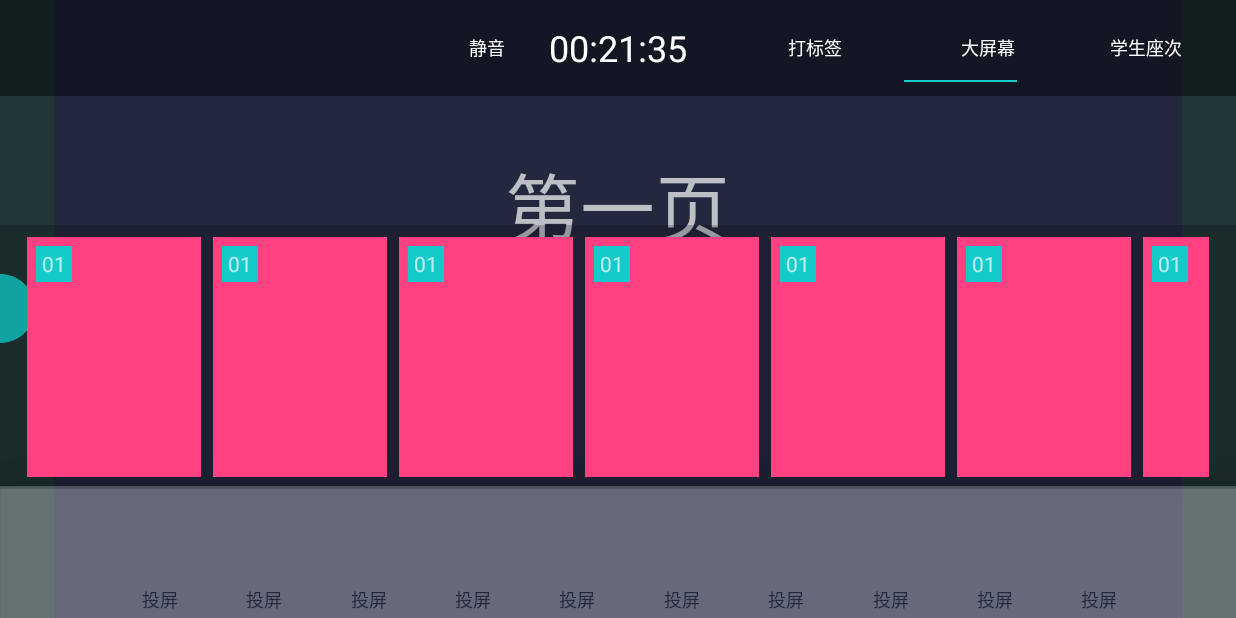
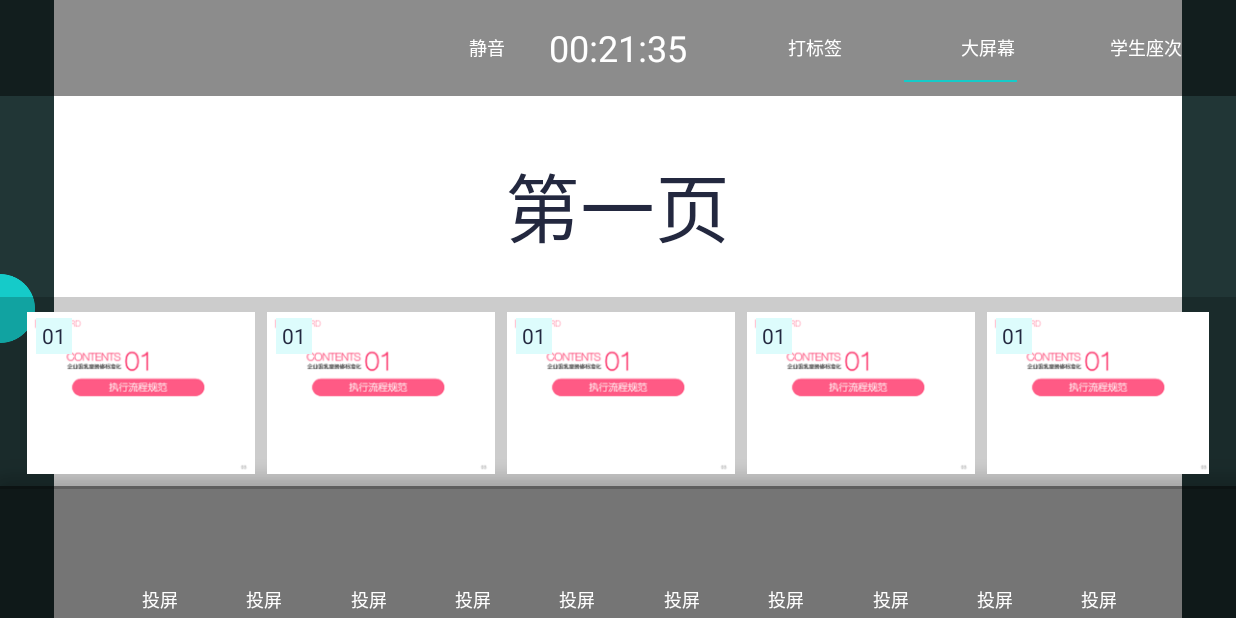
Before and after one commit to jiucongtian/ruiyitong, an Android app: the LessonActivity screen opened directly, with no data from a screen before it, on a phone screen of 824 x 412 dp (held sideways). Run offline under Robolectric (Android 15) with nearby library versions, the phone set to English and light mode, and no system bars; our stand-ins replace ButterKnife; libraries missing offline, so code that uses them is left out: com.mikepenz.iconics; 1 statement that could not run was skipped.

Commit message:
调整侧边栏和底边栏以及缩略图

```diff
--- a/app/src/main/java/com/example/howard/ruiyipai/pages/lesson/LessonActivity.java
+++ b/app/src/main/java/com/example/howard/ruiyipai/pages/lesson/LessonActivity.java
@@ -88,8 +88,8 @@ public class LessonActivity extends BaseActivity implements LessonToolsAdapter.T
         showMainFragment();
 
         //必须放在最后
-//        setThumbnailType(THUMBNAIL_TYPE.TYPE_PPT);
-        setThumbnailType(THUMBNAIL_TYPE.ITEM_WORD);
+        setThumbnailType(THUMBNAIL_TYPE.TYPE_PPT);
+//        setThumbnailType(THUMBNAIL_TYPE.ITEM_WORD);
     }
 
     private void initLessonThumbnail() {
@@ -202,13 +202,13 @@ public class LessonActivity extends BaseActivity implements LessonToolsAdapter.T
                     ViewGroup.LayoutParams lp = lessonToolsContainer.getLayoutParams();
                     lp.height = LINE_HEIGHT_DP * 2 + 16;
                     lessonToolsContainer.setLayoutParams(lp);
-                    setImageViewTtf(folderBtn, ContextCompat.getColor(this, R.color.font_dark), "fon_81a");
+                    setImageViewTtf(folderBtn, ContextCompat.getColor(this, R.color.font_white), "fon_81a");
                 } else {
                     isFold = true;
                     ViewGroup.LayoutParams lp = lessonToolsContainer.getLayoutParams();
                     lp.height = LINE_HEIGHT_DP + 16;
                     lessonToolsContainer.setLayoutParams(lp);
-                    setImageViewTtf(folderBtn, ContextCompat.getColor(this, R.color.font_dark), "fon_819");
+                    setImageViewTtf(folderBtn, ContextCompat.getColor(this, R.color.font_white), "fon_819");
 
                 }
                 break;
--- a/app/src/main/res/layout/activity_lesson.xml
+++ b/app/src/main/res/layout/activity_lesson.xml
@@ -227,10 +227,10 @@
                 android:layout_alignParentTop="true"
 
 
-                android:layout_marginRight="20dp"
+                android:layout_marginRight="10dp"
                 android:paddingLeft="23dp"
                 android:paddingRight="23dp"
-                app:ico_color="@color/font_dark"
+                app:ico_color="@color/font_white"
                 app:ico_icon="fon_819" />
 
         </RelativeLayout>
--- a/app/src/main/res/layout/fragment_main_page.xml
+++ b/app/src/main/res/layout/fragment_main_page.xml
@@ -2,7 +2,7 @@
 <LinearLayout xmlns:android="http://schemas.android.com/apk/res/android"
     android:layout_width="match_parent"
     android:layout_height="match_parent"
-    android:background="@color/font_dark"
+    android:background="@color/font_white"
     android:orientation="vertical">
 
     <TextView
@@ -11,5 +11,6 @@
         android:layout_width="wrap_content"
         android:layout_height="wrap_content"
         android:textSize="50sp"
+        android:textColor="@color/font_dark"
         android:text="第一页"/>
 </LinearLayout>
--- a/app/src/main/res/layout/item_lesson_grid.xml
+++ b/app/src/main/res/layout/item_lesson_grid.xml
@@ -33,7 +33,7 @@
                 tools:src="@color/red"/>
         </FrameLayout>
         <TextView
-            style="@style/txt_12_dark"
+            style="@style/txt_12_white"
             android:layout_gravity="center_horizontal"
             android:layout_width="wrap_content"
             android:layout_height="wrap_content"
--- a/app/src/main/res/layout/item_lesson_thumbnail.xml
+++ b/app/src/main/res/layout/item_lesson_thumbnail.xml
@@ -7,13 +7,14 @@
     <ImageView
         android:layout_width="match_parent"
         android:layout_height="match_parent"
-        android:src="@color/red"/>
+        android:src="@mipmap/ppt232320"/>
     <TextView
         android:gravity="center"
         android:layout_marginLeft="6dp"
         android:layout_marginTop="6dp"
         android:layout_width="24dp"
         android:layout_height="24dp"
-        android:background="@color/icon_blue_sky"
+        android:background="@color/light_blue_4"
+        android:textColor="@color/font_dark"
         android:text="01"/>
 </FrameLayout>
--- a/app/src/main/res/layout/item_lesson_thumbnail_word.xml
+++ b/app/src/main/res/layout/item_lesson_thumbnail_word.xml
@@ -7,13 +7,14 @@
     <ImageView
         android:layout_width="match_parent"
         android:layout_height="match_parent"
-        android:src="@color/red"/>
+        android:src="@mipmap/word232320"/>
     <TextView
         android:gravity="center"
         android:layout_marginLeft="6dp"
         android:layout_marginTop="6dp"
         android:layout_width="24dp"
         android:layout_height="24dp"
-        android:background="@color/icon_blue_sky"
+        android:background="@color/light_blue_4"
+        android:textColor="@color/font_dark"
         android:text="01"/>
 </FrameLayout>
--- a/app/src/main/res/values/colors.xml
+++ b/app/src/main/res/values/colors.xml
@@ -21,11 +21,13 @@
 
 
     <color name="light_blue">#b8efef</color>
+
     <color name="light_blue_deep">#15cbc9</color>
     <color name="light_blue_2">#bef4c3</color>
     <color name="light_blue_2_deep">#27d939</color>
     <color name="light_blue_3">#d3daf8</color>
     <color name="light_blue_3_deep">#6d84e9</color>
+    <color name="light_blue_4">#ddfcfc</color>
     <color name="light_pink">#ffeac6</color>
     <color name="light_pink_deep">#ffba41</color>
 
```
Also changed, not shown: app/src/main/res/mipmap-xhdpi/lesson_func_bg.9.png, app/src/main/res/mipmap-xhdpi/ppt232320.png (added), app/src/main/res/mipmap-xhdpi/test_word.png (added), app/src/main/res/mipmap-xhdpi/word232320.png (added).
